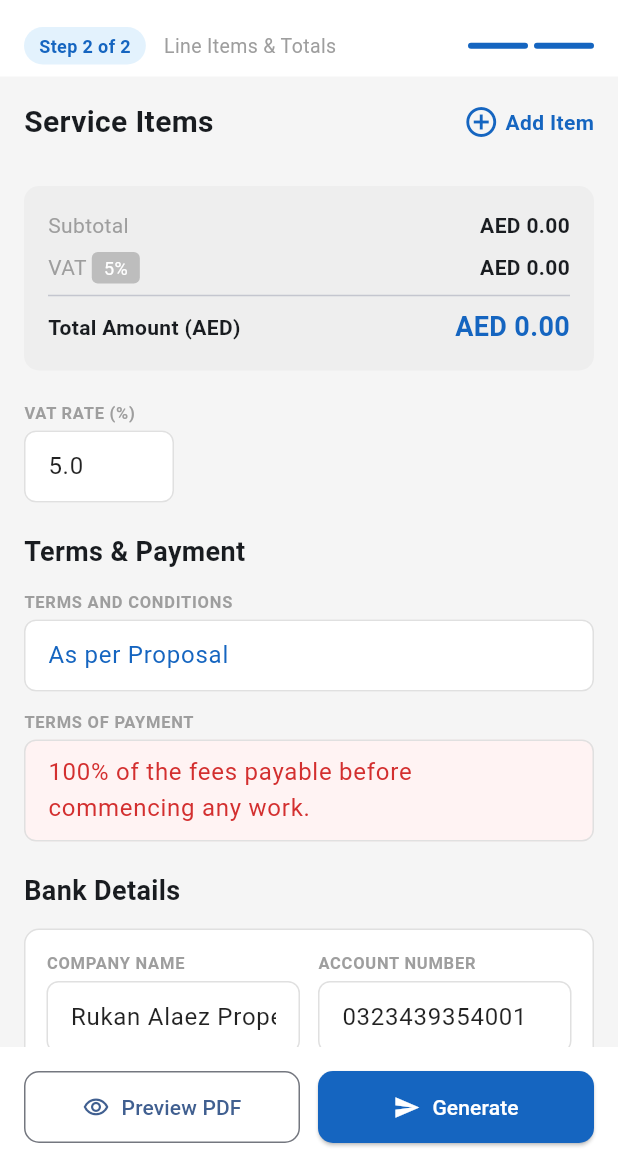
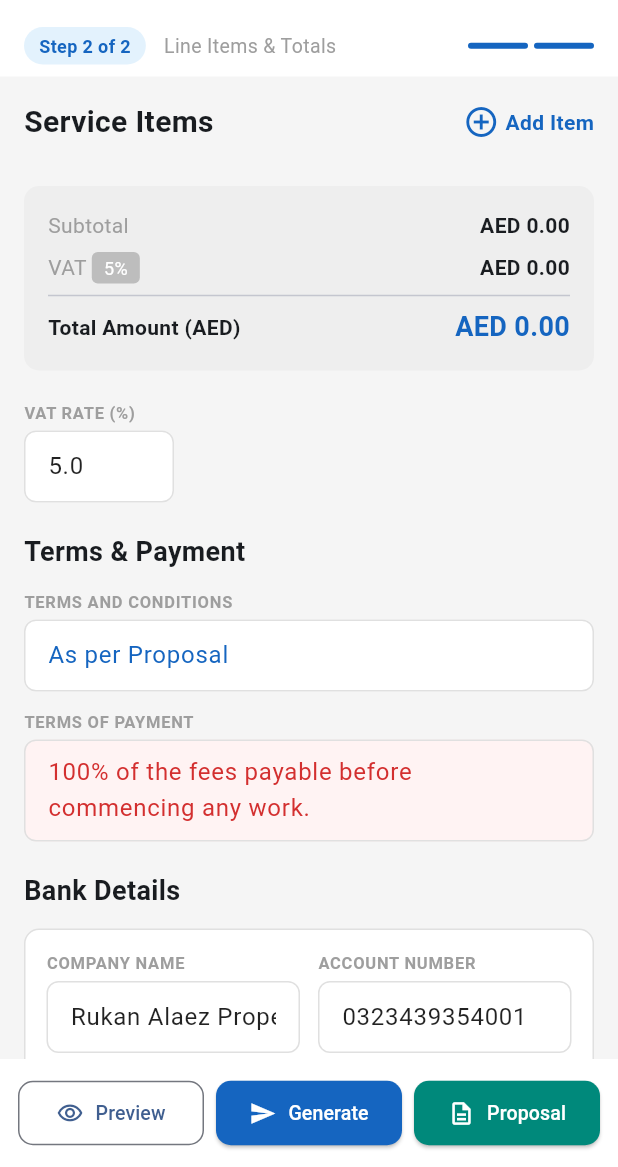
Before and after one commit to saifxproductions/dxb-office-work, a Flutter app: the Step2LineItems screen opened directly with empty values, on a phone screen of 412 x 824 dp, the part 69-1236 px from its top. Run offline on Flutter 3.47's test engine with Material 3 defaults, Android fonts, the phone set to English and light mode, and no system bars; our stand-ins replace pdf, share_plus, shared_preferences; accounts and stored records are empty.

Commit message:
workibng good

```diff
--- a/lib/step2_line_items.dart
+++ b/lib/step2_line_items.dart
@@ -1,7 +1,10 @@
 import 'package:flutter/material.dart';
 import 'package:flutter/services.dart';
+import 'package:path_provider/path_provider.dart';
+import 'package:share_plus/share_plus.dart';
 import 'invoice_model.dart';
 import 'preview_screen.dart';
+import 'property_inspection_pdf_generator.dart';
 
 class Step2LineItems extends StatefulWidget {
   final InvoiceModel invoice;
@@ -105,6 +108,45 @@ class _Step2LineItemsState extends State<Step2LineItems> {
     widget.invoice.vatRate =
         double.tryParse(_vatCtrl.text) ?? 5.0;
     setState(() {});
+  }
+
+  bool _isGeneratingProposal = false;
+
+  Future<void> _generateProposal() async {
+    _syncAndCalculate();
+    setState(() => _isGeneratingProposal = true);
+
+    try {
+      final proposalData = ProposalData.fromInvoiceModel(widget.invoice);
+      final generator = PropertyInspectionPdfGenerator(data: proposalData);
+
+      final dir = await getTemporaryDirectory();
+      final clientName = widget.invoice.clientName
+          .toUpperCase()
+          .replaceAll(RegExp(r'[^A-Z0-9 ]'), '')
+          .trim();
+      final fileName = 'Proposal_${clientName.isNotEmpty ? clientName : 'Client'}.pdf';
+      final outputPath = '${dir.path}/$fileName';
+
+      final file = await generator.generate(outputPath);
+
+      await Share.shareXFiles(
+        [XFile(file.path)],
+        text: 'Property Inspection Proposal - $fileName',
+        subject: fileName,
+      );
+    } catch (e) {
+      if (mounted) {
+        ScaffoldMessenger.of(context).showSnackBar(
+          SnackBar(
+            content: Text('Error generating proposal: $e'),
+            backgroundColor: Colors.red,
+          ),
+        );
+      }
+    } finally {
+      if (mounted) setState(() => _isGeneratingProposal = false);
+    }
   }
 
   void _goToPreview() {
@@ -481,35 +523,65 @@ class _Step2LineItemsState extends State<Step2LineItems> {
           ),
           // Bottom buttons
           Container(
-            padding: const EdgeInsets.all(16),
+            padding: const EdgeInsets.all(12),
             color: Colors.white,
             child: Row(
               children: [
+                // Preview PDF
                 Expanded(
                   child: OutlinedButton.icon(
                     onPressed: _goToPreview,
-                    icon: const Icon(Icons.visibility_outlined),
-                    label: const Text('Preview PDF'),
+                    icon: const Icon(Icons.visibility_outlined, size: 18),
+                    label: const Text('Preview', style: TextStyle(fontSize: 13)),
                     style: OutlinedButton.styleFrom(
-                      padding: const EdgeInsets.symmetric(vertical: 14),
+                      padding: const EdgeInsets.symmetric(vertical: 12),
                       shape: RoundedRectangleBorder(
                         borderRadius: BorderRadius.circular(10),
                       ),
                     ),
                   ),
                 ),
-                const SizedBox(width: 12),
+                const SizedBox(width: 8),
+                // Generate
                 Expanded(
                   child: ElevatedButton.icon(
                     onPressed: _goToPreview,
-                    icon: const Icon(Icons.send, color: Colors.white),
+                    icon: const Icon(Icons.send, color: Colors.white, size: 18),
                     label: const Text(
                       'Generate',
-                      style: TextStyle(color: Colors.white),
+                      style: TextStyle(color: Colors.white, fontSize: 13),
                     ),
                     style: ElevatedButton.styleFrom(
                       backgroundColor: const Color(0xFF1565C0),
-                      padding: const EdgeInsets.symmetric(vertical: 14),
+                      padding: const EdgeInsets.symmetric(vertical: 12),
+                      shape: RoundedRectangleBorder(
+                        borderRadius: BorderRadius.circular(10),
+                      ),
+                    ),
+                  ),
+                ),
+                const SizedBox(width: 8),
+                // Proposal
+                Expanded(
+                  child: ElevatedButton.icon(
+                    onPressed: _isGeneratingProposal ? null : _generateProposal,
+                    icon: _isGeneratingProposal
+                        ? const SizedBox(
+                            width: 16,
+                            height: 16,
+                            child: CircularProgressIndicator(
+                              strokeWidth: 2,
+                              color: Colors.white,
+                            ),
+                          )
+                        : const Icon(Icons.description_outlined, color: Colors.white, size: 18),
+                    label: Text(
+                      _isGeneratingProposal ? 'Wait...' : 'Proposal',
+                      style: const TextStyle(color: Colors.white, fontSize: 13),
+                    ),
+                    style: ElevatedButton.styleFrom(
+                      backgroundColor: const Color(0xFF00897B),
+                      padding: const EdgeInsets.symmetric(vertical: 12),
                       shape: RoundedRectangleBorder(
                         borderRadius: BorderRadius.circular(10),
                       ),
```
Also changed, not shown: lib/property_inspection_pdf_generator.dart (+87 -39 lines).
